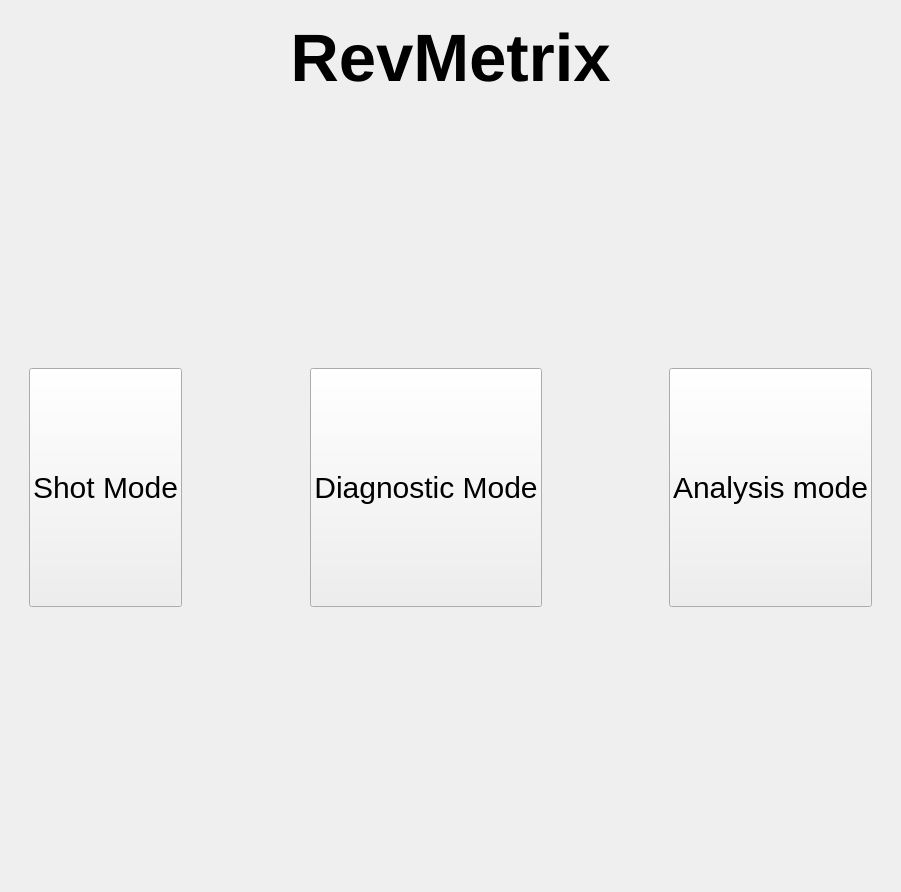
First picture: the form in FrontPage.ui, repository YCP-Rev-Metrix/BallSpinner-Controller-v2, before the edit.
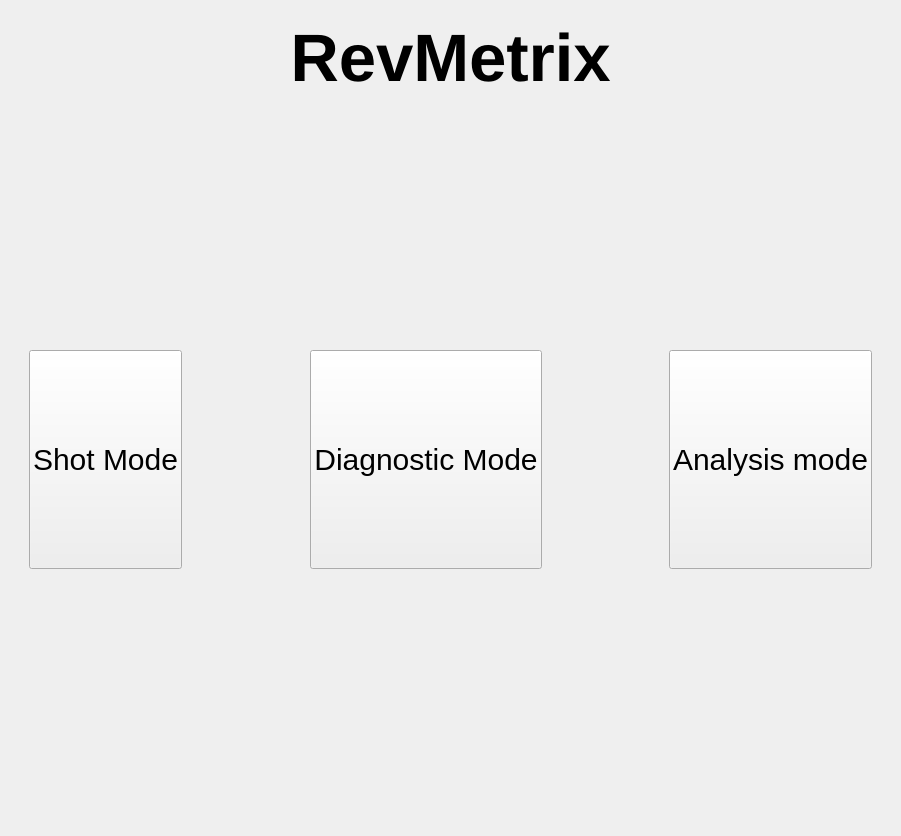
Second picture: the form after the edit. Icons and pictures are not drawn.

What changed in the file:
```diff
--- a/FrontPage.ui
+++ b/FrontPage.ui
@@ -7,7 +7,7 @@
     <x>0</x>
     <y>0</y>
     <width>901</width>
-    <height>892</height>
+    <height>836</height>
    </rect>
   </property>
   <property name="windowTitle">
```
